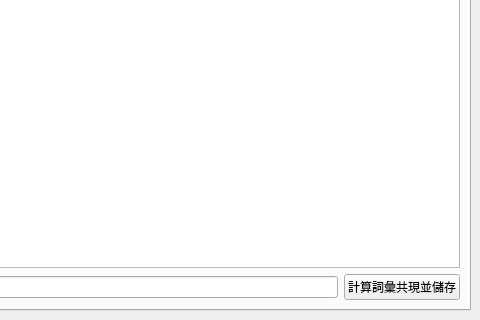
yui1227/WordProcessingPy, file UI.ui: the form before one commit; both pictures show x 257 to 737 and y 219 to 539 of the 737 by 539 pixel window.
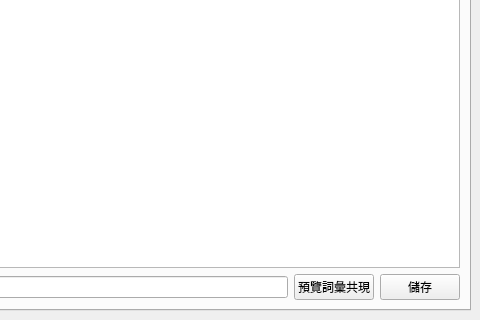
The form after the commit. The open tabs and pages were chosen to show the change.

Commit message: 新增共現詞彙預覽功能

The edit to the form file:
```diff
--- a/UI.ui
+++ b/UI.ui
@@ -339,10 +339,17 @@
             </property>
            </widget>
           </item>
+          <item>
+           <widget class="QPushButton" name="btnPreviewCooccurrence">
+            <property name="text">
+             <string>預覽詞彙共現</string>
+            </property>
+           </widget>
+          </item>
           <item>
            <widget class="QPushButton" name="btnSaveCooccurrence">
             <property name="text">
-             <string>計算詞彙共現並儲存</string>
+             <string>儲存</string>
             </property>
            </widget>
           </item>
```
Left out of the diff: 2 changed lines with no effect on the pictures. The commit also changes 3 other files.
